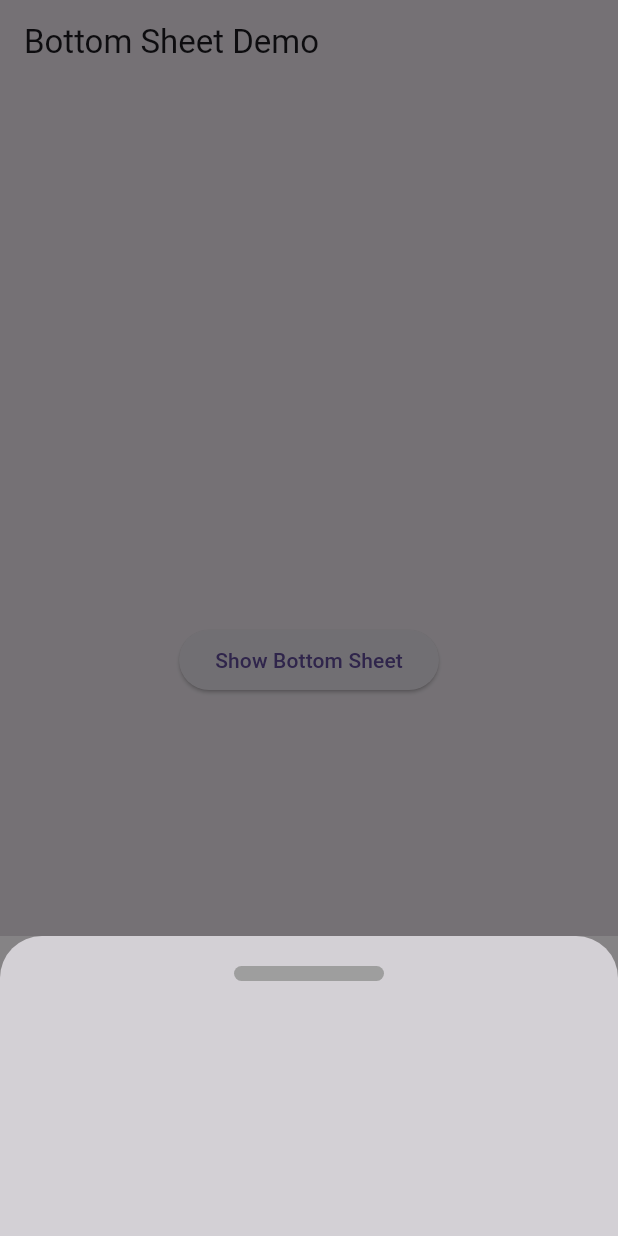
After one commit to MuhammadAliKust/Flutter-B18, a Flutter app: the screen it shows after launch, after a tap on "Show Bottom Sheet", on a phone screen of 412 x 824 dp. The commit adds this screen. Run offline on Flutter 3.47's test engine with Material 3 defaults, Android fonts, the phone set to English and light mode, and no system bars; our stand-ins replace smooth_page_indicator, string_validator.

Commit message:
Bottom Sheet and Dialog Box Done

```diff
--- /dev/null
+++ b/lib/bottom_sheet.dart
@@ -0,0 +1,44 @@
+import 'package:flutter/material.dart';
+
+class BottomSheetDemo extends StatelessWidget {
+  const BottomSheetDemo({super.key});
+
+  @override
+  Widget build(BuildContext context) {
+    return Scaffold(
+      appBar: AppBar(
+        title: Text("Bottom Sheet Demo"),
+      ),
+      body: Center(
+        child: ElevatedButton(
+            onPressed: () {
+              showModalBottomSheet(
+                  context: context,
+                  builder: (context) {
+                    return Container(
+                      height: 200,
+                      width: MediaQuery.of(context).size.width,
+                      decoration:
+                          BoxDecoration(color: Colors.grey.withOpacity(0.4)),
+                      child: Column(
+                        children: [
+                          SizedBox(
+                            height: 20,
+                          ),
+                          Container(
+                            height: 10,
+                            width: 100,
+                            decoration: BoxDecoration(
+                                color: Colors.grey,
+                                borderRadius: BorderRadius.circular(20)),
+                          )
+                        ],
+                      ),
+                    );
+                  });
+            },
+            child: Text("Show Bottom Sheet")),
+      ),
+    );
+  }
+}
--- a/lib/main.dart
+++ b/lib/main.dart
@@ -1,11 +1,13 @@
 import 'package:flutter/material.dart';
 import 'package:flutter_b18/asset_image.dart';
 import 'package:flutter_b18/bottom_bar.dart';
+import 'package:flutter_b18/dialog_box.dart';
 import 'package:flutter_b18/grid_view_demo.dart';
 import 'package:flutter_b18/list_view_demo.dart';
 import 'package:flutter_b18/login.dart';
 import 'package:flutter_b18/page_view.dart';
 import 'package:flutter_b18/single_selection.dart';
+import 'bottom_sheet.dart';
 import 'image_network.dart';
 import 'multiple_selection.dart';
 
@@ -19,7 +21,7 @@
   @override
   Widget build(BuildContext context) {
     return MaterialApp(
-      home: BottomBarDemo(),
+      home: BottomSheetDemo(),
     );
   }
 }
```
Also changed, not shown: lib/dialog_box.dart (added, +37 -0 lines).
